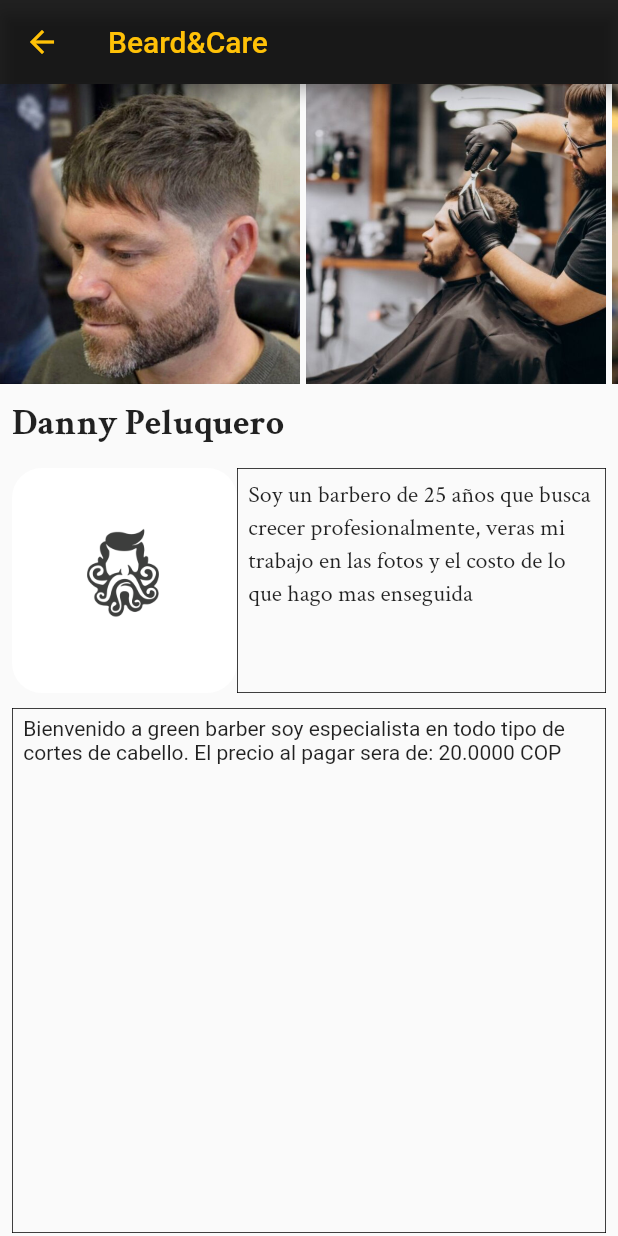
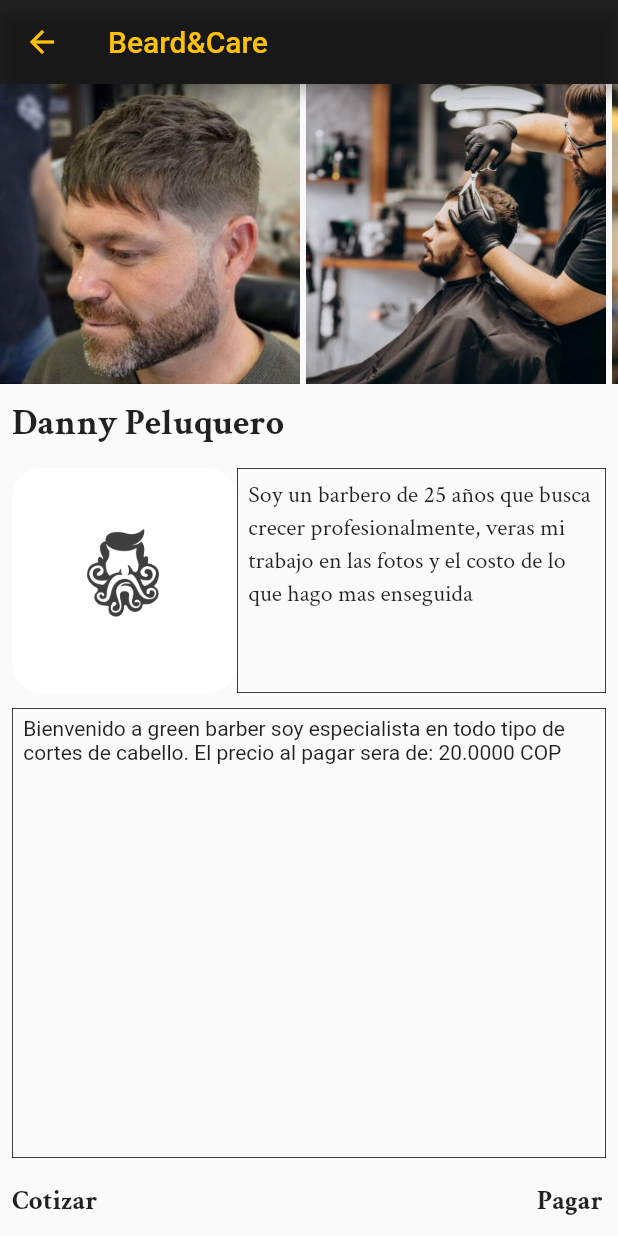
Before and after one commit to Geuberth/BeardCare, a Flutter app: the WorkerProfile screen opened by its route, on a phone screen of 412 x 824 dp. Run offline on Flutter 3.47's test engine with Material 2 defaults, Android fonts, the phone set to English and light mode, and no system bars; our stand-ins replace image_picker, intl_phone_field, sqflite, table_calendar; accounts and stored records are empty.

Commit message:
arreglado el boton comprar

```diff
--- a/lib/screens/mostrar_citas.dart
+++ b/lib/screens/mostrar_citas.dart
@@ -43,7 +43,7 @@ class _MostrarPageState extends State<MostrarPage> {
             alignment: Alignment.center,
             padding: EdgeInsets.all(20.0),
             decoration: BoxDecoration(color: Colors.amber,borderRadius: BorderRadius.circular(20)),
-            child: const Text("La cita es para: 11-JUNIO-2023 12:00 PM"),
+            child: const Text("La cita es para: 16-JUNIO-2023 12:00 PM"),
           ),
         ],
       ),
--- a/lib/screens/worker_profile.dart
+++ b/lib/screens/worker_profile.dart
@@ -142,7 +142,7 @@ class _WorkerProfile extends State<WorkerProfile> {
                   children: [
                     Expanded(
                         child: Container(
-                          height: 350,
+                          height: 300,
                             padding: const EdgeInsets.symmetric(
                                 horizontal: 7, vertical: 5),
                             decoration:
@@ -155,8 +155,8 @@ class _WorkerProfile extends State<WorkerProfile> {
             Expanded(
               child: Row(
                 mainAxisAlignment: MainAxisAlignment.spaceBetween,
-                mainAxisSize: MainAxisSize.max,
-                crossAxisAlignment: CrossAxisAlignment.end,
+                //mainAxisSize: MainAxisSize.max,
+                crossAxisAlignment: CrossAxisAlignment.start,
                 children: [
                   InkWell(
                     child: TextButton(
```
